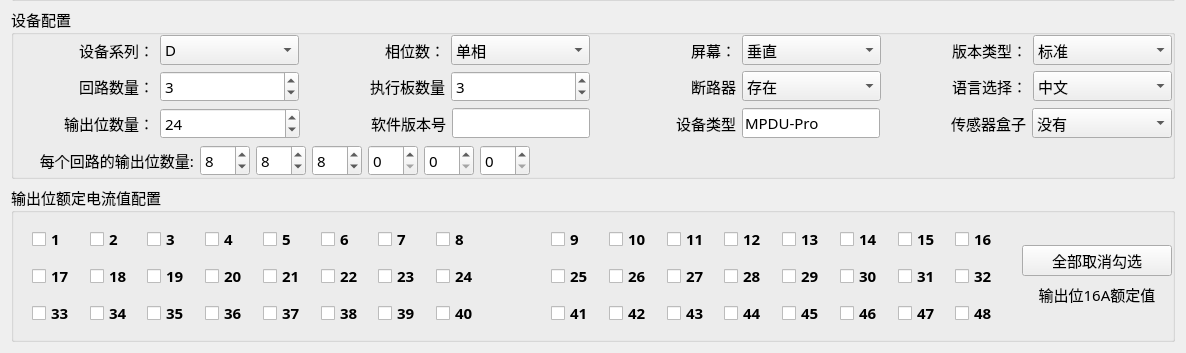
Before: the Qt Designer form mpro_qc/home/home_devwid.ui in ChinaClever/MPro-Tools, drawn with Qt 5; both pictures show x 0 to 1186 and y 313 to 666 of the 1186 by 666 pixel window.
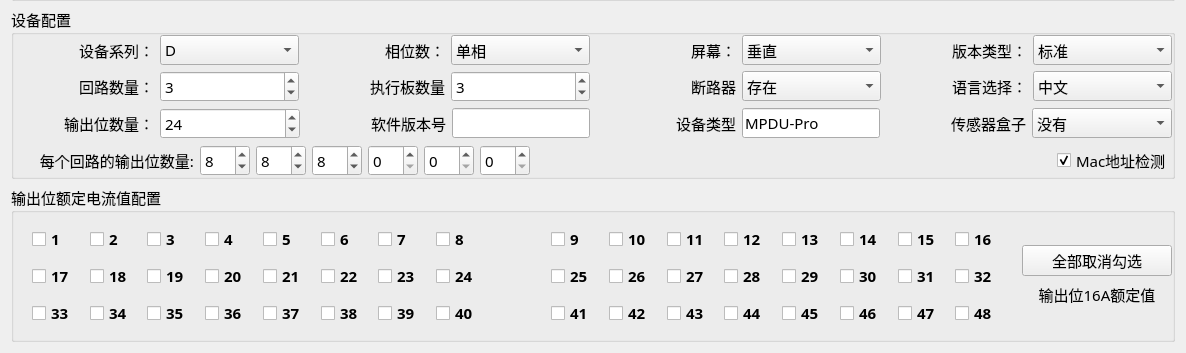
After: the same form once the commit is applied.

Commit message: Mac地址可以跳过检查

```diff
--- a/mpro_qc/home/home_devwid.ui
+++ b/mpro_qc/home/home_devwid.ui
@@ -1258,12 +1258,22 @@
           </property>
           <property name="sizeHint" stdset="0">
            <size>
-            <width>185</width>
+            <width>40</width>
             <height>20</height>
            </size>
           </property>
          </spacer>
         </item>
+        <item>
+         <widget class="QCheckBox" name="MacBox">
+          <property name="text">
+           <string>Mac地址检测</string>
+          </property>
+          <property name="checked">
+           <bool>true</bool>
+          </property>
+         </widget>
+        </item>
        </layout>
       </item>
      </layout>
```
Left out of the diff: 48 changed lines with no effect on the pictures. The commit also changes 3 other files.
